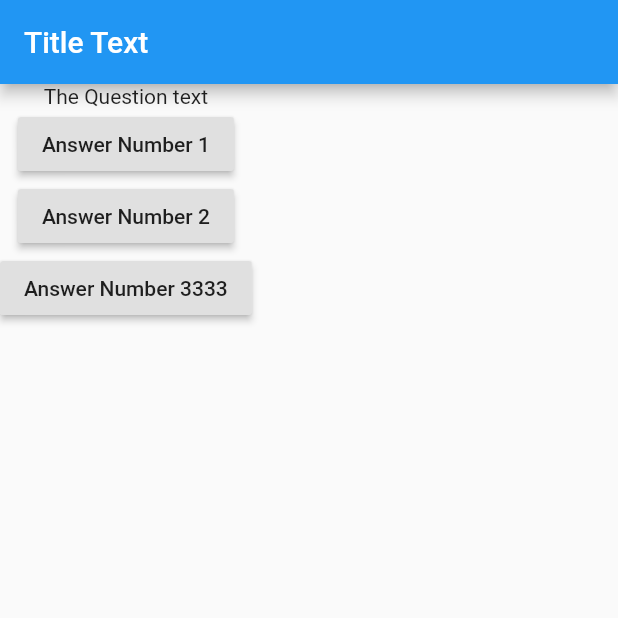
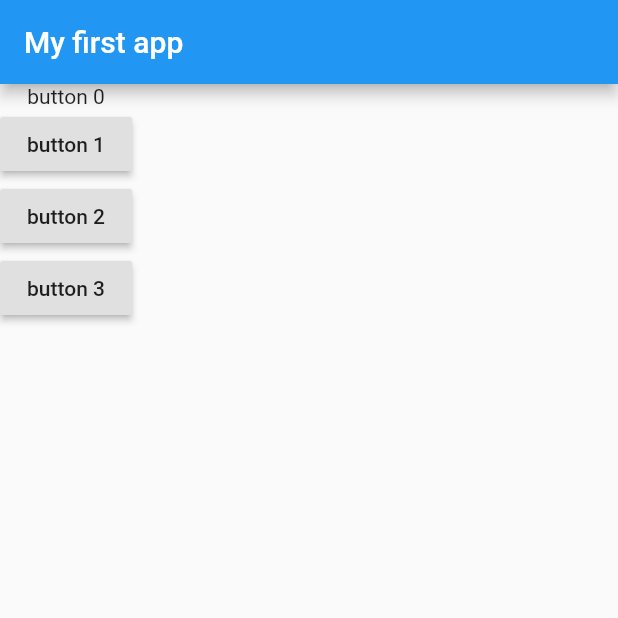
Before and after one commit to antwerpenR/flutter_complete_guide, a Flutter app: the screen it shows after launch, on a phone screen of 412 x 824 dp, the top half of it. Run offline on Flutter 3.47's test engine with Material 2 defaults, Android fonts, the phone set to English and light mode, and no system bars.

```diff
--- a/lib/main.dart
+++ b/lib/main.dart
@@ -6,9 +6,23 @@ import 'package:flutter/material.dart';
 
 void main() => runApp(MyApp());
 
-class MyApp extends StatelessWidget {
+class MyApp extends StatefulWidget {
+  @override
+  State<StatefulWidget> createState() {
+    // TODO: implement createState
+    return MyAppState();
+  }
+}
+
+class MyAppState extends State<MyApp> {
+  var questionIndex = 0;
+  var buttons = ['button 0', 'button 1', 'button 2', 'button 3'];
+
   void answerQuestion() {
-    print('Question has been answered');
+    setState(() {
+      questionIndex += 1;
+    });
+    print(questionIndex);
   }
 
   @override
@@ -16,20 +30,20 @@ class MyApp extends StatelessWidget {
     return MaterialApp(
       home: Scaffold(
         appBar: AppBar(
-          title: Text('Title Text'),
+          title: Text('My first app'),
         ),
         body: Column(children: [
-          Text('The Question text'),
+          Text(buttons[questionIndex]),
           RaisedButton(
-            child: Text('Answer Number 1'),
+            child: Text(buttons[1]),
             onPressed: answerQuestion,
           ),
           RaisedButton(
-            child: Text('Answer Number 2'),
+            child: Text(buttons[2]),
             onPressed: () => print('answer 2222'),
           ),
           RaisedButton(
-              child: Text('Answer Number 3333'),
+              child: Text(buttons[3]),
               onPressed: () {
                 print('answer 3');
               }),
```
